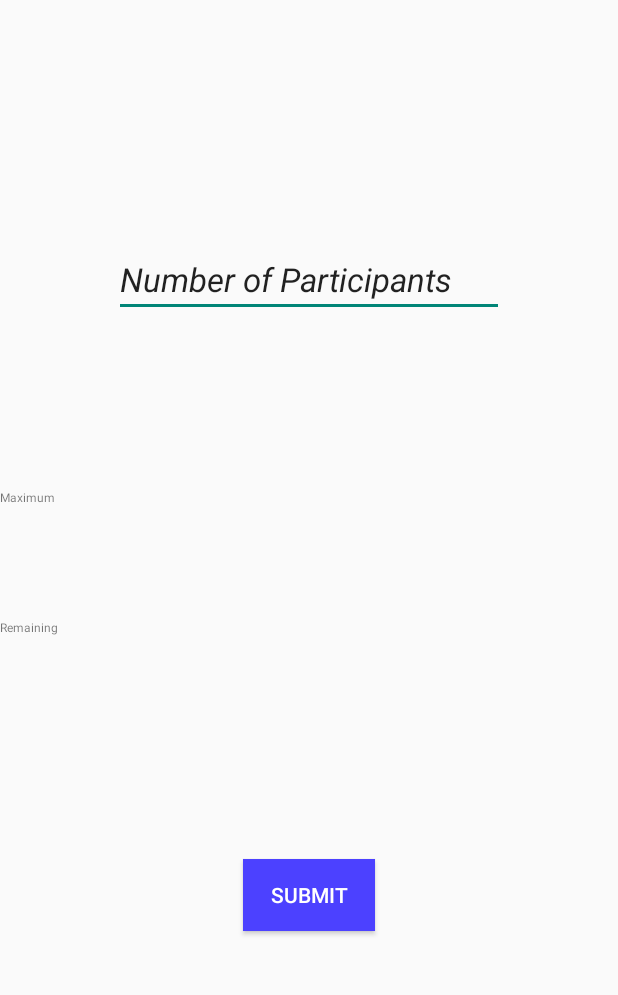
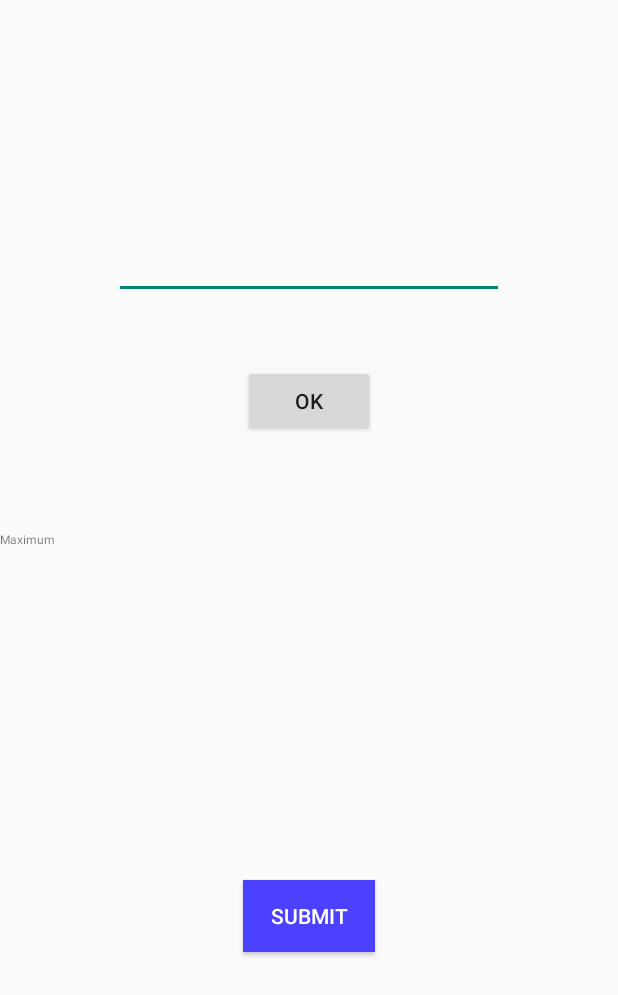
Before and after one commit to ConradHipkins/ACM-SIGCSE, an Android app: the layout head_counter.xml on its own in the app's theme, with its tools: preview values and no code run, on a phone screen of 412 x 824 dp. Shown: the top 995 px of the screen. Run offline under Robolectric (Android 15) with nearby library versions, the phone set to English and light mode, and no system bars.

Commit message:
Project updated with head count screen working

```diff
--- a/ACM_SIGCSE/app/src/main/AndroidManifest.xml
+++ b/ACM_SIGCSE/app/src/main/AndroidManifest.xml
@@ -4,7 +4,7 @@
 
     <application
         android:allowBackup="true"
-        android:icon="@mipmap/ic_launcher"
+        android:icon="@mipmap/ic_launcher_web"
         android:label="@string/app_name"
         android:theme="@style/AppTheme" >
         <activity
@@ -16,6 +16,9 @@
                 <category android:name="android.intent.category.LAUNCHER" />
             </intent-filter>
         </activity>
+        <activity
+            android:name=".headcount"
+            android:label="@string/app_name" ></activity>
     </application>
 
 </manifest>
--- a/ACM_SIGCSE/app/src/main/res/layout/activity_main.xml
+++ b/ACM_SIGCSE/app/src/main/res/layout/activity_main.xml
@@ -47,7 +47,8 @@
             android:layout_height="wrap_content"
             android:text="Login"
             android:id="@+id/login"
-            android:layout_gravity="center_horizontal" />
+            android:layout_gravity="center_horizontal"
+            android:onClick="onClick" />
 
 
     </LinearLayout>
--- a/ACM_SIGCSE/app/src/main/res/layout/head_counter.xml
+++ b/ACM_SIGCSE/app/src/main/res/layout/head_counter.xml
@@ -21,21 +21,30 @@
             android:ems="10"
             android:id="@+id/numParticipant"
             android:layout_gravity="center"
-            android:text="Number of Participants"
             android:theme="@style/Animation.AppCompat.DropDownUp"
             android:textSize="@dimen/abc_text_size_large_material"
-            android:textStyle="italic" />
+            android:textStyle="italic"
+            android:textAlignment="center" />
 
         <FrameLayout
             android:layout_width="match_parent"
             android:layout_height="match_parent"
-            android:layout_gravity="left|bottom"></FrameLayout>
+            android:layout_gravity="left|bottom"
+            android:id="@+id/numbParticipant"></FrameLayout>
     </FrameLayout>
 
     <FrameLayout
         android:layout_width="match_parent"
         android:layout_height="wrap_content"
-        android:layout_weight="0.10"></FrameLayout>
+        android:layout_weight="0.10">
+
+        <Button
+            android:layout_width="wrap_content"
+            android:layout_height="wrap_content"
+            android:text="Ok"
+            android:id="@+id/ok"
+            android:layout_gravity="center_horizontal|top" />
+    </FrameLayout>
 
     <TextView
         android:layout_width="match_parent"
@@ -60,7 +69,6 @@
     <TextView
         android:layout_width="match_parent"
         android:layout_height="wrap_content"
-        android:text="Remaining"
         android:id="@+id/rem"
         android:textSize="@dimen/abc_action_bar_progress_bar_size"
         android:theme="@style/AlertDialog.AppCompat" />
@@ -75,7 +83,7 @@
         android:layout_width="wrap_content"
         android:layout_height="wrap_content"
         android:text="SUBMIT"
-        android:id="@+id/button2"
+        android:id="@+id/submit"
         android:layout_gravity="center_horizontal"
         android:background="#4c41ff"
         android:textColor="#ffffff" />
```
Also changed, not shown: ACM_SIGCSE/app/src/main/java/mobilecomp/acm_sigcse/MainActivity.java (+9 -3 lines), ACM_SIGCSE/app/src/main/java/mobilecomp/acm_sigcse/headcount.java (added, +75 -0 lines), ACM_SIGCSE/app/src/main/res/mipmap-hdpi/ic_launcher_web.png (added), ACM_SIGCSE/app/src/main/res/mipmap-mdpi/ic_launcher_web.png (added), ACM_SIGCSE/app/src/main/res/mipmap-xhdpi/ic_launcher_web.png (added), ACM_SIGCSE/app/src/main/res/mipmap-xxhdpi/ic_launcher_web.png (added), ACM_SIGCSE/app/src/main/res/mipmap-xxxhdpi/ic_launcher_web.png (added), 2 other files.
